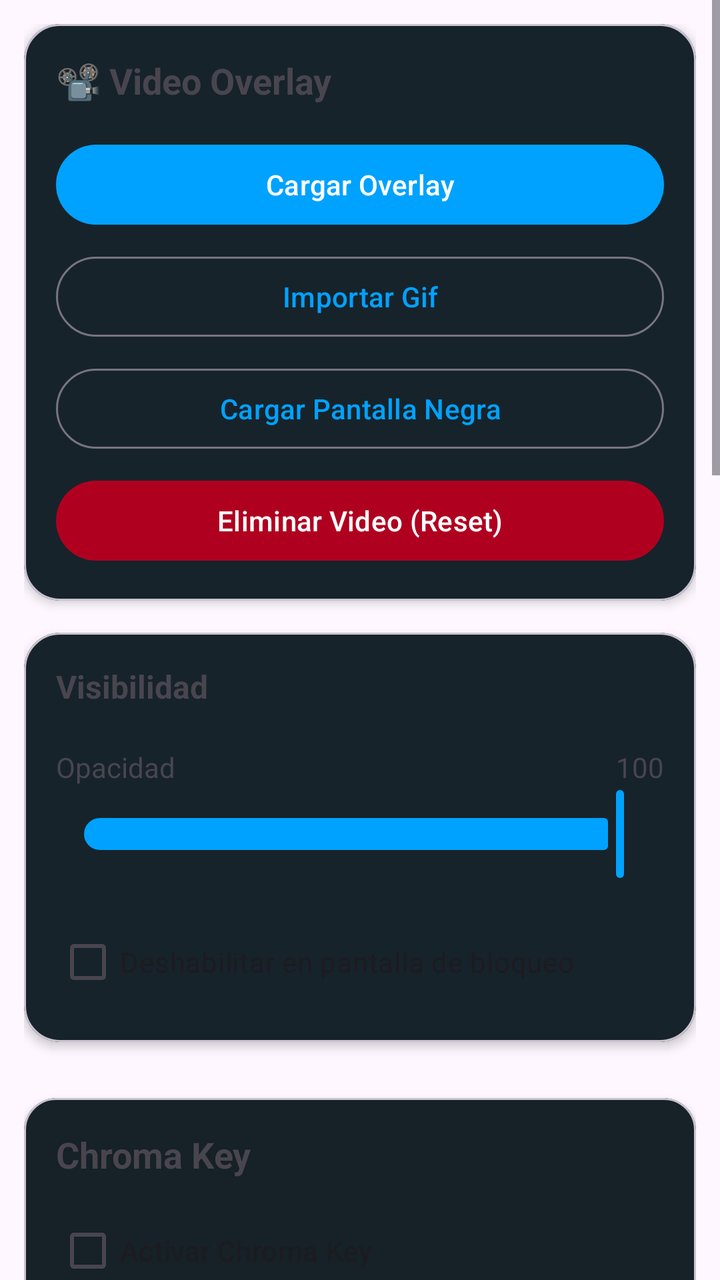
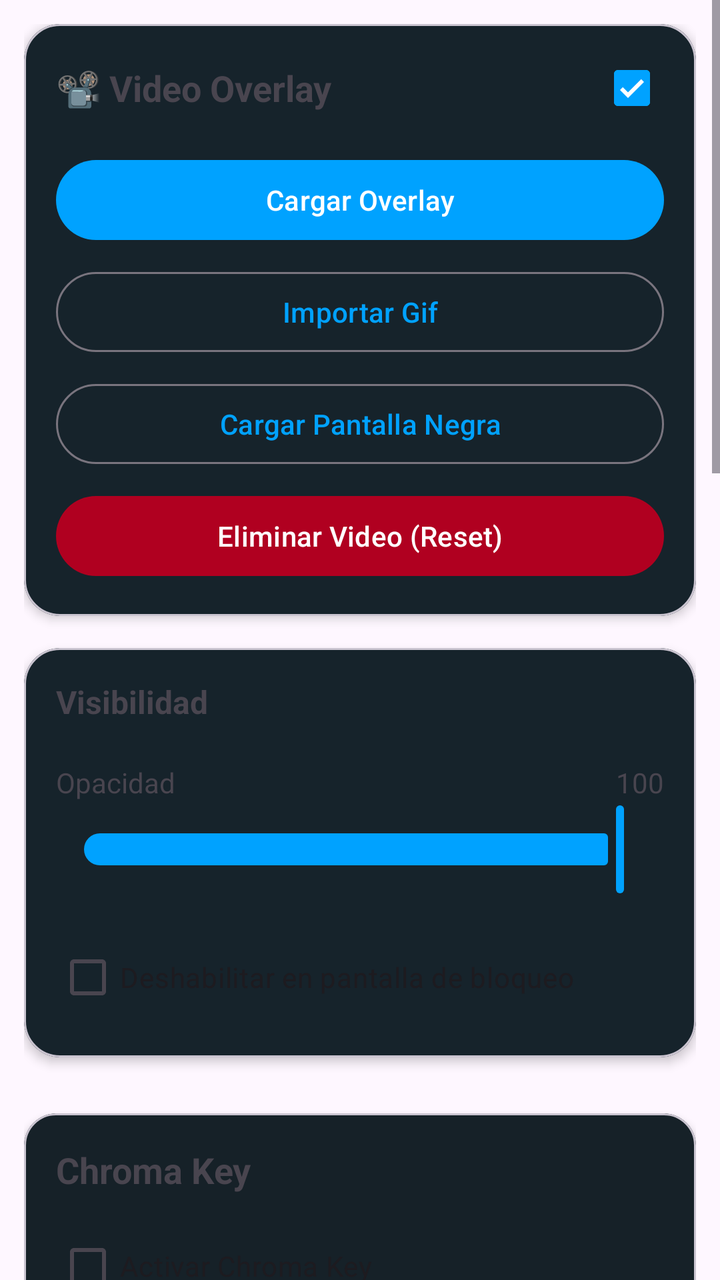

Screens rendered from an Android XML layout before and after an edit, with the pre-edit source and the edit as a unified diff.
<!-- AndroidManifest.xml: application theme Theme.RomasterLiveWall -->
<!-- res/layout/layout_overlay.xml -->
<?xml version="1.0" encoding="utf-8"?>
<ScrollView
    xmlns:android="http://schemas.android.com/apk/res/android"
    xmlns:app="http://schemas.android.com/apk/res-auto"
    android:layout_width="match_parent"
    android:layout_height="match_parent">

    <LinearLayout
        android:layout_width="match_parent"
        android:layout_height="wrap_content"
        android:orientation="vertical"
        android:padding="12dp">

        
        
        

        <com.google.android.material.card.MaterialCardView
            android:layout_width="match_parent"
            android:layout_height="wrap_content"
            android:layout_marginBottom="16dp"
            app:cardCornerRadius="18dp"
            app:cardElevation="3dp">

            <LinearLayout
                android:layout_width="match_parent"
                android:layout_height="wrap_content"
                android:orientation="vertical"
                android:padding="16dp">

                <TextView
                    android:layout_width="wrap_content"
                    android:layout_height="wrap_content"
                    android:text="📽️ Video Overlay"
                    android:textStyle="bold"
                    android:textSize="18sp"/>

                <com.google.android.material.button.MaterialButton
                    android:id="@+id/buttonLoadOverlay"
                    style="@style/Widget.Material3.Button"
                    android:layout_width="match_parent"
                    android:layout_height="wrap_content"
                    android:layout_marginTop="16dp"
                    android:text="Cargar Overlay"/>

                <com.google.android.material.button.MaterialButton
                    android:id="@+id/buttonImportGifOverlay"
                    style="@style/Widget.Material3.Button.OutlinedButton"
                    android:layout_width="match_parent"
                    android:layout_height="wrap_content"
                    android:layout_marginTop="8dp"
                    android:text="Importar Gif"/>

                <com.google.android.material.button.MaterialButton
                    android:id="@+id/buttonBlackScreenOverlay"
                    style="@style/Widget.Material3.Button.OutlinedButton"
                    android:layout_width="match_parent"
                    android:layout_height="wrap_content"
                    android:layout_marginTop="8dp"
                    android:text="Cargar Pantalla Negra"/>

                <com.google.android.material.button.MaterialButton
                    android:id="@+id/buttonResetOverlayVideo"
                    style="@style/Widget.Material3.Button"
                    android:layout_width="match_parent"
                    android:layout_height="wrap_content"
                    android:layout_marginTop="8dp"
                    android:text="Eliminar Video (Reset)"
                    android:textColor="@android:color/white"
                    app:backgroundTint="#B00020"/>

            </LinearLayout>

        </com.google.android.material.card.MaterialCardView>

        
        
        

        <com.google.android.material.card.MaterialCardView
            android:layout_width="match_parent"
            android:layout_height="wrap_content"
            android:layout_marginBottom="16dp"
            app:cardCornerRadius="18dp"
            app:cardElevation="3dp">

            <LinearLayout
                android:layout_width="match_parent"
                android:layout_height="wrap_content"
                android:orientation="vertical"
                android:padding="16dp">

                <TextView
                    android:layout_width="wrap_content"
                    android:layout_height="wrap_content"
                    android:text="Visibilidad"
                    android:textStyle="bold"
                    android:textSize="16sp"/>

                <LinearLayout
                    android:layout_width="match_parent"
                    android:layout_height="wrap_content"
                    android:layout_marginTop="20dp"
                    android:orientation="horizontal">

                    <TextView
                        android:layout_width="0dp"
                        android:layout_height="wrap_content"
                        android:layout_weight="1"
                        android:text="Opacidad"/>

                    <TextView
                        android:id="@+id/textOverlayAlphaValue"
                        android:layout_width="wrap_content"
                        android:layout_height="wrap_content"
                        android:text="100"/>

                </LinearLayout>

                <com.google.android.material.slider.Slider
                    android:id="@+id/sliderOverlayAlpha"
                    android:layout_width="match_parent"
                    android:layout_height="wrap_content"
                    android:value="100"
                    android:valueFrom="0"
                    android:valueTo="100"/>

                <com.google.android.material.checkbox.MaterialCheckBox
                    android:id="@+id/checkOverlayDisableOnLock"
                    android:layout_width="match_parent"
                    android:layout_height="wrap_content"
                    android:layout_marginTop="16dp"
                    android:text="Deshabilitar en pantalla de bloqueo"/>

            </LinearLayout>

        </com.google.android.material.card.MaterialCardView>
        
        
        
        

        <com.google.android.material.card.MaterialCardView
            android:id="@+id/cardChromaKey"
            android:layout_width="match_parent"
            android:layout_height="wrap_content"
            android:layout_marginTop="12dp"
            app:cardCornerRadius="16dp"
            app:cardElevation="2dp">
        
            <LinearLayout
                android:layout_width="match_parent"
                android:layout_height="wrap_content"
                android:orientation="vertical"
                android:padding="16dp">
        
                <TextView
                    android:layout_width="wrap_content"
                    android:layout_height="wrap_content"
                    android:text="Chroma Key"
                    android:textStyle="bold"
                    android:textSize="18sp"/>
        
                <com.google.android.material.checkbox.MaterialCheckBox
                    android:id="@+id/checkOverlayChroma"
                    android:layout_width="wrap_content"
                    android:layout_height="wrap_content"
                    android:layout_marginTop="12dp"
                    android:text="Activar Chroma Key"/>
        
                <TextView
                    android:layout_width="wrap_content"
                    android:layout_height="wrap_content"
                    android:layout_marginTop="16dp"
                    android:text="Color"/>
        
                <com.google.android.material.card.MaterialCardView
                    android:id="@+id/buttonChromaColor"
                    android:layout_width="match_parent"
                    android:layout_height="52dp"
                    android:layout_marginTop="8dp"
                    android:clickable="true"
                    android:focusable="true"
                    app:cardCornerRadius="12dp"
                    app:strokeWidth="1dp">
        
                    <LinearLayout
                        android:layout_width="match_parent"
                        android:layout_height="match_parent"
                        android:gravity="center_vertical"
                        android:orientation="horizontal"
                        android:paddingHorizontal="12dp">
        
                        <View
                            android:id="@+id/viewChromaColor"
                            android:layout_width="26dp"
                            android:layout_height="26dp"
                            android:background="#00FF00"/>
        
                        <TextView
                            android:id="@+id/textChromaHex"
                            android:layout_width="wrap_content"
                            android:layout_height="wrap_content"
                            android:layout_marginStart="14dp"
                            android:text="#00FF00"
                            android:textStyle="bold"/>
        
                    </LinearLayout>
        
                </com.google.android.material.card.MaterialCardView>
        
                <LinearLayout
                    android:layout_width="match_parent"
                    android:layout_height="wrap_content"
                    android:layout_marginTop="18dp"
                    android:orientation="horizontal"
                    android:gravity="center_vertical">
                    <TextView
                        android:layout_width="0dp"
                        android:layout_height="wrap_content"
                        android:layout_weight="1"
                        android:text="Intensidad"/>
                    <TextView
                        android:id="@+id/textChromaThresholdValue"
                        android:layout_width="wrap_content"
                        android:layout_height="wrap_content"
                        android:text="50"/>
                </LinearLayout>

                <com.google.android.material.slider.Slider
                    android:id="@+id/sliderChromaThreshold"
                    android:layout_width="match_parent"
                    android:layout_height="wrap_content"
                    android:valueFrom="0"
                    android:valueTo="100"
                    android:value="50"/>

                <LinearLayout
                    android:layout_width="match_parent"
                    android:layout_height="wrap_content"
                    android:layout_marginTop="18dp"
                    android:orientation="horizontal"
                    android:gravity="center_vertical">
                    <TextView
                        android:layout_width="0dp"
                        android:layout_height="wrap_content"
                        android:layout_weight="1"
                        android:text="Suavizado"/>
                    <TextView
                        android:id="@+id/textChromaSoftnessValue"
                        android:layout_width="wrap_content"
                        android:layout_height="wrap_content"
                        android:text="20"/>
                </LinearLayout>

                <com.google.android.material.slider.Slider
                    android:id="@+id/sliderChromaSoftness"
                    android:layout_width="match_parent"
                    android:layout_height="wrap_content"
                    android:valueFrom="0"
                    android:valueTo="100"
                    android:value="20"/>
        
            </LinearLayout>
        
        </com.google.android.material.card.MaterialCardView>
        
        
        
        
        
        <com.google.android.material.card.MaterialCardView
            android:layout_width="match_parent"
            android:layout_height="wrap_content"
            android:layout_marginTop="12dp"
            app:cardCornerRadius="18dp"
            app:cardElevation="3dp">
        
            <LinearLayout
                android:layout_width="match_parent"
                android:layout_height="wrap_content"
                android:orientation="vertical"
                android:padding="16dp">
        
                <TextView
                    android:layout_width="wrap_content"
                    android:layout_height="wrap_content"
                    android:text="📐 Aspect Ratio"
                    android:textStyle="bold"
                    android:textSize="18sp"/>
        
                <RadioGroup
                    android:id="@+id/radioGroupOverlayAspect"
                    android:layout_width="match_parent"
                    android:layout_height="wrap_content"
                    android:layout_marginTop="12dp">
        
                    <RadioButton
                        android:id="@+id/radioOverlayAspectOriginal"
                        android:layout_width="match_parent"
                        android:layout_height="wrap_content"
                        android:text="Original"
                        android:checked="true"/>
        
                    <RadioButton
                        android:id="@+id/radioOverlayAspectScreen"
                        android:layout_width="match_parent"
                        android:layout_height="wrap_content"
                        android:text="Screen"/>
        
                </RadioGroup>
        
            </LinearLayout>
        
        </com.google.android.material.card.MaterialCardView>
        
        
        
        

        <com.google.android.material.card.MaterialCardView
            android:layout_width="match_parent"
            android:layout_height="wrap_content"
            app:cardCornerRadius="18dp"
            app:cardElevation="3dp">

            <LinearLayout
                android:layout_width="match_parent"
                android:layout_height="wrap_content"
                android:orientation="vertical"
                android:padding="16dp">

                <TextView
                    android:layout_width="wrap_content"
                    android:layout_height="wrap_content"
                    android:text="Transformación"
                    android:textStyle="bold"
                    android:textSize="16sp"/>

                

                <LinearLayout
                    android:layout_width="match_parent"
                    android:layout_height="wrap_content"
                    android:layout_marginTop="20dp"
                    android:orientation="horizontal">

                    <TextView
                        android:layout_width="0dp"
                        android:layout_height="wrap_content"
                        android:layout_weight="1"
                        android:text="Zoom"/>

                    <TextView
                        android:id="@+id/textOverlayZoomValue"
                        android:layout_width="wrap_content"
                        android:layout_height="wrap_content"
                        android:text="100"/>

                </LinearLayout>

                <com.google.android.material.slider.Slider
                    android:id="@+id/sliderOverlayZoom"
                    android:layout_width="match_parent"
                    android:layout_height="wrap_content"
                    android:value="100"
                    android:valueFrom="10"
                    android:valueTo="800"/>

                

                <LinearLayout
                    android:layout_width="match_parent"
                    android:layout_height="wrap_content"
                    android:orientation="horizontal">

                    <TextView
                        android:layout_width="0dp"
                        android:layout_height="wrap_content"
                        android:layout_weight="1"
                        android:text="Posición X"/>

                    <TextView
                        android:id="@+id/textOverlayPosXValue"
                        android:layout_width="wrap_content"
                        android:layout_height="wrap_content"
                        android:text="0"/>

                </LinearLayout>

                <com.google.android.material.slider.Slider
                    android:id="@+id/sliderOverlayPosX"
                    android:layout_width="match_parent"
                    android:layout_height="wrap_content"
                    android:valueFrom="-100"
                    android:valueTo="100"/>

                

                <LinearLayout
                    android:layout_width="match_parent"
                    android:layout_height="wrap_content"
                    android:orientation="horizontal">

                    <TextView
                        android:layout_width="0dp"
                        android:layout_height="wrap_content"
                        android:layout_weight="1"
                        android:text="Posición Y"/>

                    <TextView
                        android:id="@+id/textOverlayPosYValue"
                        android:layout_width="wrap_content"
                        android:layout_height="wrap_content"
                        android:text="0"/>

                </LinearLayout>

                <com.google.android.material.slider.Slider
                    android:id="@+id/sliderOverlayPosY"
                    android:layout_width="match_parent"
                    android:layout_height="wrap_content"
                    android:valueFrom="-100"
                    android:valueTo="100"/>

                

                <LinearLayout
                    android:layout_width="match_parent"
                    android:layout_height="wrap_content"
                    android:orientation="horizontal">

                    <TextView
                        android:layout_width="0dp"
                        android:layout_height="wrap_content"
                        android:layout_weight="1"
                        android:text="Rotación"/>

                    <TextView
                        android:id="@+id/textOverlayRotationValue"
                        android:layout_width="wrap_content"
                        android:layout_height="wrap_content"
                        android:text="0°"/>

                </LinearLayout>

                <com.google.android.material.slider.Slider
                    android:id="@+id/sliderOverlayRotation"
                    android:layout_width="match_parent"
                    android:layout_height="wrap_content"
                    android:valueFrom="-180"
                    android:valueTo="180"/>

            </LinearLayout>

        </com.google.android.material.card.MaterialCardView>
        
        
        
        <com.google.android.material.card.MaterialCardView
            android:layout_width="match_parent"
            android:layout_height="wrap_content"
            android:layout_marginTop="12dp"
            app:cardCornerRadius="16dp">
        
            <LinearLayout
                android:layout_width="match_parent"
                android:layout_height="wrap_content"
                android:orientation="vertical"
                android:padding="16dp">
        
                <TextView
                    android:layout_width="wrap_content"
                    android:layout_height="wrap_content"
                    android:text="Sonido"
                    android:textStyle="bold"
                    android:textSize="16sp"/>
        
                <LinearLayout
                    android:layout_width="match_parent"
                    android:layout_height="wrap_content"
                    android:layout_marginTop="16dp"
                    android:gravity="center_vertical"
                    android:orientation="horizontal">

                    <ImageView
                        android:id="@+id/imageOverlaySoundIcon"
                        android:layout_width="24dp"
                        android:layout_height="24dp"
                        android:layout_marginEnd="12dp"
                        app:srcCompat="@drawable/baseline_volume_up_24"/>

                    <TextView
                        android:layout_width="0dp"
                        android:layout_height="wrap_content"
                        android:layout_weight="1"
                        android:text="Volumen"/>

                    <TextView
                        android:id="@+id/textOverlaySoundVolumeValue"
                        android:layout_width="wrap_content"
                        android:layout_height="wrap_content"
                        android:text="100"/>
                </LinearLayout>

                <com.google.android.material.slider.Slider
                    android:id="@+id/sliderOverlaySoundVolume"
                    android:layout_width="match_parent"
                    android:layout_height="wrap_content"
                    android:valueFrom="0"
                    android:valueTo="100"
                    android:value="100"/>
                
                
                <LinearLayout
                    android:layout_width="match_parent"
                    android:layout_height="wrap_content"
                    android:layout_marginTop="16dp"
                    android:orientation="horizontal">
                
                    <com.google.android.material.button.MaterialButton
                        android:id="@+id/buttonLoadOverlaySound"
                        style="@style/Widget.Material3.Button.OutlinedButton"
                        android:layout_width="0dp"
                        android:layout_height="wrap_content"
                        android:layout_weight="1"
                        android:text="Cargar sonido"/>
                
                    <Space
                        android:layout_width="8dp"
                        android:layout_height="wrap_content"/>
                
                    <com.google.android.material.button.MaterialButton
                        android:id="@+id/buttonResetOverlaySound"
                        style="@style/Widget.Material3.Button.OutlinedButton"
                        android:layout_width="0dp"
                        android:layout_height="wrap_content"
                        android:layout_weight="1"
                        android:text="Reset"/>
                
                </LinearLayout>
        
                <TextView
                    android:id="@+id/textOverlaySoundFile"
                    android:layout_width="match_parent"
                    android:layout_height="wrap_content"
                    android:layout_marginTop="8dp"
                    android:ellipsize="middle"
                    android:maxLines="1"
                    android:text="Ningún sonido seleccionado"/>
                
                <TextView
                    android:id="@+id/textOverlaySoundDuration"
                    android:layout_width="wrap_content"
                    android:layout_height="wrap_content"
                    android:layout_marginTop="2dp"
                    android:text="Duración: --:--.---"
                    android:textSize="12sp"/>
        
            </LinearLayout>
        
        </com.google.android.material.card.MaterialCardView>

    </LinearLayout>

</ScrollView>
<!-- resources referenced by this layout -->
<resources>
  <!-- drawable baseline_volume_up_24 (drawable) -->
  <vector xmlns:android="http://schemas.android.com/apk/res/android"
          android:width="24dp"
          android:height="24dp"
          android:viewportWidth="24.0"
          android:viewportHeight="24.0"
          android:tint="?attr/colorControlNormal">
      <path
          android:fillColor="@android:color/white"
          android:pathData="M3,9v6h4l5,5L12,4L7,9L3,9zM16.5,12c0,-1.77 -1.02,-3.29 -2.5,-4.03v8.05c1.48,-0.73 2.5,-2.25 2.5,-4.02zM14,3.23v2.06c2.89,0.86 5,3.54 5,6.71s-2.11,5.85 -5,6.71v2.06c4.01,-0.91 7,-4.49 7,-8.77s-2.99,-7.86 -7,-8.77z"/>
  </vector>
  <style name="Theme.RomasterLiveWall" parent="Theme.Material3.DayNight.NoActionBar">
  
          <item name="colorPrimary">@color/md_theme_primary</item>
          <item name="colorSurface">@color/md_theme_surface</item>
          <item name="colorSurfaceVariant">@color/md_theme_surfaceVariant</item>
          <item name="android:statusBarColor">@android:color/transparent</item>
  
      </style>
  <color name="md_theme_primary">#00A2FF</color>
  <color name="md_theme_surface">#181818</color>
  <color name="md_theme_surfaceVariant">#242424</color>
</resources>

<!-- the commit's change to res/layout/layout_overlay.xml (unified diff, before → after) -->
@@ -28,12 +28,28 @@
                 android:orientation="vertical"
                 android:padding="16dp">
 
-                <TextView
-                    android:layout_width="wrap_content"
-                    android:layout_height="wrap_content"
-                    android:text="📽️ Video Overlay"
-                    android:textStyle="bold"
-                    android:textSize="18sp"/>
+                <LinearLayout
+                    android:layout_width="match_parent"
+                    android:layout_height="wrap_content"
+                    android:orientation="horizontal"
+                    android:gravity="center_vertical">
+
+                    <TextView
+                        android:layout_width="0dp"
+                        android:layout_height="wrap_content"
+                        android:layout_weight="1"
+                        android:text="📽️ Video Overlay"
+                        android:textStyle="bold"
+                        android:textSize="18sp"/>
+
+                    <com.google.android.material.checkbox.MaterialCheckBox
+                        android:id="@+id/checkVideoOlEnabled"
+                        android:layout_width="wrap_content"
+                        android:layout_height="wrap_content"
+                        android:checked="true"
+                        android:minWidth="0dp"
+                        android:minHeight="0dp"/>
+                </LinearLayout>
 
                 <com.google.android.material.button.MaterialButton
                     android:id="@+id/buttonLoadOverlay"
